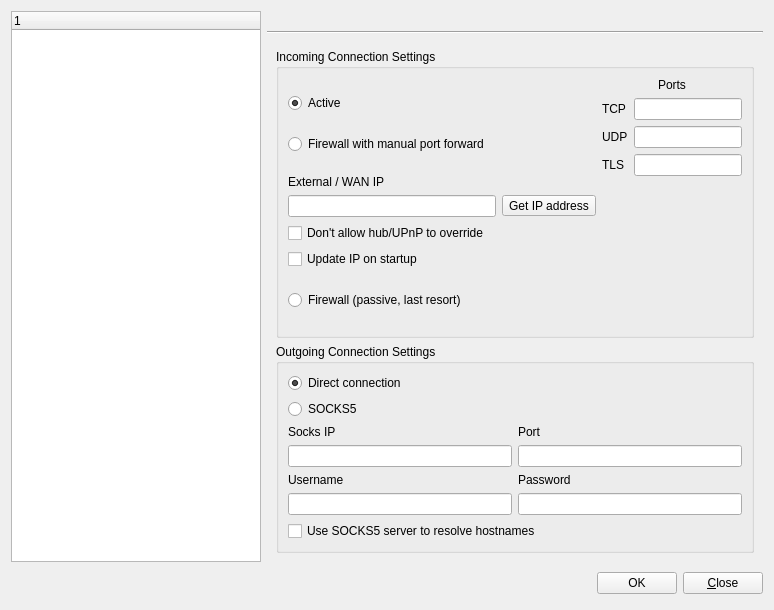
Old version of the form ui/preferencesdialog.ui in the repository apavelm/stildcpp.
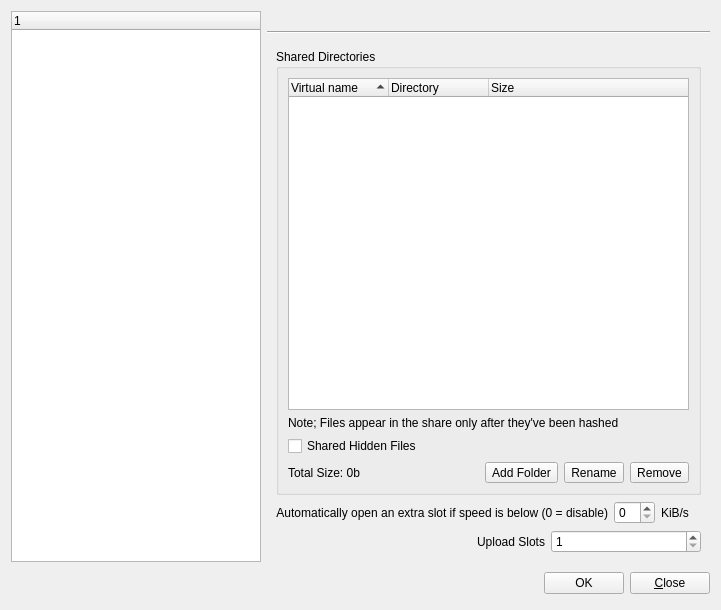
New version of the form.

Commit message: add Sharing, first steps to add Indexing dialog

The edit to the form file:
```diff
--- a/ui/preferencesdialog.ui
+++ b/ui/preferencesdialog.ui
@@ -8,7 +8,7 @@
    <rect>
     <x>0</x>
     <y>0</y>
-    <width>774</width>
+    <width>721</width>
     <height>610</height>
    </rect>
   </property>
@@ -105,7 +105,7 @@
             <enum>QFrame::Plain</enum>
            </property>
            <property name="currentIndex" >
-            <number>1</number>
+            <number>6</number>
            </property>
            <widget class="QWidget" name="General" >
             <layout class="QGridLayout" >
@@ -895,9 +895,184 @@
              </item>
             </layout>
            </widget>
-           <widget class="QWidget" name="page_4" />
-           <widget class="QWidget" name="page_5" />
-           <widget class="QWidget" name="page_6" />
+           <widget class="QWidget" name="DownloadsPreview" />
+           <widget class="QWidget" name="DownloadsQueue" />
+           <widget class="QWidget" name="Sharing" >
+            <layout class="QVBoxLayout" >
+             <item>
+              <widget class="QGroupBox" name="groupSharedDirs" >
+               <property name="title" >
+                <string>Shared Directories</string>
+               </property>
+               <layout class="QVBoxLayout" >
+                <item>
+                 <widget class="QTreeWidget" name="SharedDir_tree" >
+                  <property name="editTriggers" >
+                   <set>QAbstractItemView::NoEditTriggers</set>
+                  </property>
+                  <property name="alternatingRowColors" >
+                   <bool>true</bool>
+                  </property>
+                  <property name="rootIsDecorated" >
+                   <bool>false</bool>
+                  </property>
+                  <property name="uniformRowHeights" >
+                   <bool>true</bool>
+                  </property>
+                  <property name="itemsExpandable" >
+                   <bool>false</bool>
+                  </property>
+                  <property name="sortingEnabled" >
+                   <bool>true</bool>
+                  </property>
+                  <column>
+                   <property name="text" >
+                    <string>Virtual name</string>
+                   </property>
+                  </column>
+                  <column>
+                   <property name="text" >
+                    <string>Directory</string>
+                   </property>
+                  </column>
+                  <column>
+                   <property name="text" >
+                    <string>Size</string>
+                   </property>
+                  </column>
+                 </widget>
+                </item>
+                <item>
+                 <widget class="QLabel" name="label_22" >
+                  <property name="text" >
+                   <string>Note; Files appear in the share only after they've been hashed</string>
+                  </property>
+                 </widget>
+                </item>
+                <item>
+                 <widget class="QCheckBox" name="check_SharedHidden" >
+                  <property name="text" >
+                   <string>Shared Hidden Files</string>
+                  </property>
+                 </widget>
+                </item>
+                <item>
+                 <layout class="QHBoxLayout" >
+                  <item>
+                   <widget class="QLabel" name="lbl_TotalSize" >
+                    <property name="text" >
+                     <string>Total Size: 0b</string>
+                    </property>
+                   </widget>
+                  </item>
+                  <item>
+                   <spacer>
+                    <property name="orientation" >
+                     <enum>Qt::Horizontal</enum>
+                    </property>
+                    <property name="sizeHint" >
+                     <size>
+                      <width>40</width>
+                      <height>20</height>
+                     </size>
+                    </property>
+                   </spacer>
+                  </item>
+                  <item>
+                   <widget class="QToolButton" name="AddShare_btn" >
+                    <property name="text" >
+                     <string>Add Folder</string>
+                    </property>
+                   </widget>
+                  </item>
+                  <item>
+                   <widget class="QToolButton" name="RenameShare_btn" >
+                    <property name="text" >
+                     <string>Rename</string>
+                    </property>
+                   </widget>
+                  </item>
+                  <item>
+                   <widget class="QToolButton" name="RemoveShare_btn" >
+                    <property name="text" >
+                     <string>Remove</string>
+                    </property>
+                   </widget>
+                  </item>
+                 </layout>
+                </item>
+               </layout>
+              </widget>
+             </item>
+             <item>
+              <layout class="QHBoxLayout" >
+               <item>
+                <widget class="QLabel" name="label_23" >
+                 <property name="text" >
+                  <string>Automatically open an extra slot if speed is below (0 = disable)</string>
+                 </property>
+                 <property name="alignment" >
+                  <set>Qt::AlignRight|Qt::AlignTrailing|Qt::AlignVCenter</set>
+                 </property>
+                </widget>
+               </item>
+               <item>
+                <widget class="QSpinBox" name="extraSlots_spin" >
+                 <property name="maximumSize" >
+                  <size>
+                   <width>150</width>
+                   <height>16777215</height>
+                  </size>
+                 </property>
+                </widget>
+               </item>
+               <item>
+                <widget class="QLabel" name="lbl_extraslotspeed" >
+                 <property name="text" >
+                  <string>KiB/s</string>
+                 </property>
+                </widget>
+               </item>
+              </layout>
+             </item>
+             <item>
+              <layout class="QHBoxLayout" >
+               <item>
+                <widget class="QLabel" name="label_24" >
+                 <property name="text" >
+                  <string>Upload Slots</string>
+                 </property>
+                 <property name="alignment" >
+                  <set>Qt::AlignRight|Qt::AlignTrailing|Qt::AlignVCenter</set>
+                 </property>
+                </widget>
+               </item>
+               <item>
+                <widget class="QSpinBox" name="UploadSlots_spin" >
+                 <property name="maximumSize" >
+                  <size>
+                   <width>150</width>
+                   <height>16777215</height>
+                  </size>
+                 </property>
+                 <property name="minimum" >
+                  <number>1</number>
+                 </property>
+                </widget>
+               </item>
+              </layout>
+             </item>
+            </layout>
+           </widget>
+           <widget class="QWidget" name="Messages" />
+           <widget class="QWidget" name="LookNFeel" />
+           <widget class="QWidget" name="ColorsNFonts" />
+           <widget class="QWidget" name="Popups" />
+           <widget class="QWidget" name="Sounds" />
+           <widget class="QWidget" name="Additional" />
+           <widget class="QWidget" name="Logs" />
+           <widget class="QWidget" name="UserCommands" />
+           <widget class="QWidget" name="Misc" />
           </widget>
          </item>
         </layout>
```
Left out of the diff: 6 changed lines with no effect on the pictures. The commit also changes 7 other files.
